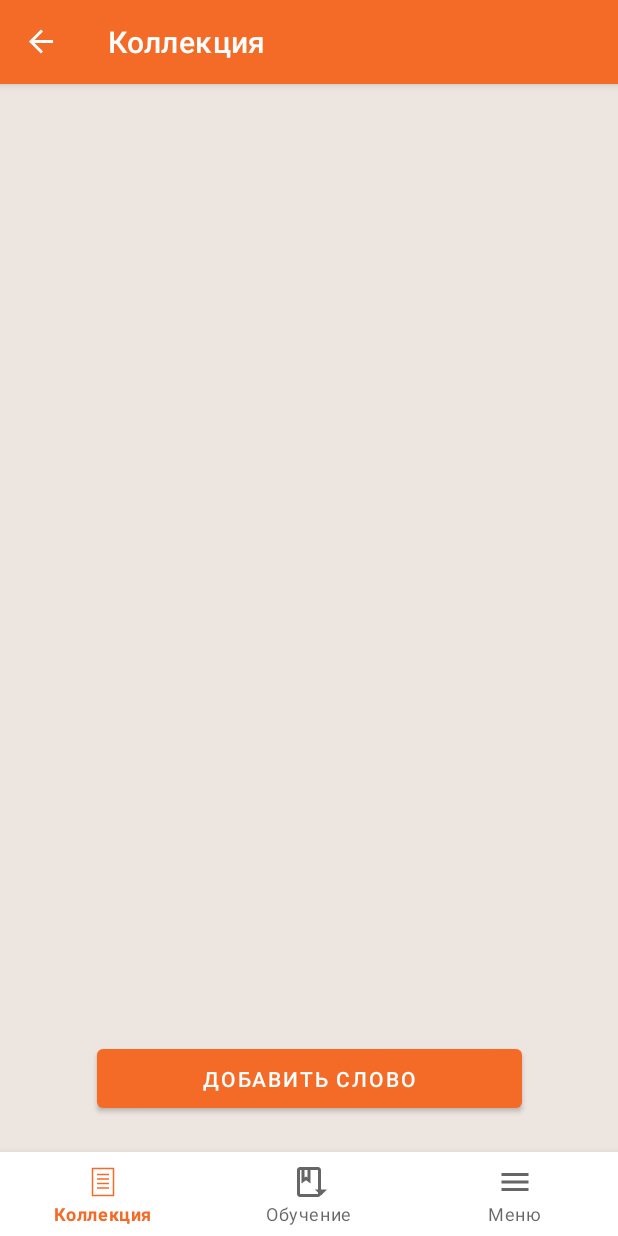
After one commit to BigCapybara638/words-app, an Android app: the CategoryFragment screen opened through its navigation route, on a phone screen of 412 x 824 dp. The commit adds this screen. Run offline under Robolectric (Android 15) with nearby library versions, the phone set to English and light mode, and no system bars; our stand-ins replace navigation-ui.

Commit message:
implemented a back button

```diff
--- a/app/src/main/java/com/example/wordsapp/MainActivity.kt
+++ b/app/src/main/java/com/example/wordsapp/MainActivity.kt
@@ -8,15 +8,17 @@ import androidx.appcompat.app.AppCompatActivity
 import androidx.appcompat.app.AppCompatDelegate
 import androidx.core.content.ContextCompat
 import androidx.core.view.WindowCompat
+import androidx.navigation.NavController
 import androidx.navigation.findNavController
+import androidx.navigation.fragment.NavHostFragment
 import androidx.navigation.ui.AppBarConfiguration
 import androidx.navigation.ui.setupActionBarWithNavController
 import androidx.navigation.ui.setupWithNavController
 import com.example.wordsapp.databinding.ActivityMainBinding
 
 class MainActivity : AppCompatActivity() {
-
     private lateinit var binding: ActivityMainBinding
+    private lateinit var navController: NavController
 
     override fun onCreate(savedInstanceState: Bundle?) {
         super.onCreate(savedInstanceState)
@@ -26,23 +28,31 @@ class MainActivity : AppCompatActivity() {
 
         val navView: BottomNavigationView = binding.navView
 
-        val navController = findNavController(R.id.nav_host_fragment_activity_main)
-        // Passing each menu ID as a set of Ids because each
-        // menu should be considered as top level destinations.
+        // Получаем NavController правильно через NavHostFragment
+        val navHostFragment = supportFragmentManager
+            .findFragmentById(R.id.nav_host_fragment_activity_main) as NavHostFragment
+        navController = navHostFragment.navController
+
         val appBarConfiguration = AppBarConfiguration(
             setOf(
-                R.id.navigation_home, R.id.navigation_dashboard, R.id.navigation_notifications
+                R.id.navigation_home,
+                R.id.navigation_dashboard,
+                R.id.navigation_notifications
             )
         )
 
-        // Установка цвета навигационной панели
-        if (isNightMode())
+        if (isNightMode()) {
             supportActionBar?.setBackgroundDrawable(
                 ColorDrawable(ContextCompat.getColor(this, R.color.bar_black_real))
             )
+        }
 
         setupActionBarWithNavController(navController, appBarConfiguration)
         navView.setupWithNavController(navController)
+    }
+
+    override fun onSupportNavigateUp(): Boolean {
+        return navController.navigateUp() || super.onSupportNavigateUp()
     }
 
     private fun isNightMode(): Boolean {
--- /dev/null
+++ b/app/src/main/java/com/example/wordsapp/ui/home/CategoryFragment.kt
@@ -0,0 +1,134 @@
+package com.example.wordsapp.ui.home
+
+import android.app.AlertDialog
+import android.content.res.Resources
+import android.os.Bundle
+import android.view.LayoutInflater
+import android.view.View
+import android.view.ViewGroup
+import android.widget.EditText
+import android.widget.TextView
+import android.widget.Toast
+import androidx.appcompat.app.AppCompatActivity
+import androidx.fragment.app.Fragment
+import androidx.lifecycle.ViewModelProvider
+import androidx.navigation.fragment.findNavController
+import androidx.navigation.ui.AppBarConfiguration
+import androidx.navigation.ui.setupActionBarWithNavController
+import com.example.wordsapp.R
+import com.example.wordsapp.data.Word
+import com.example.wordsapp.data.WordCategory
+import com.example.wordsapp.databinding.FragmentCategoryBinding
+import com.example.wordsapp.databinding.FragmentNotificationsBinding
+import com.example.wordsapp.db.DbHelper
+import com.example.wordsapp.ui.home.HomeFragment.CategoryAdapter
+
+class CategoryFragment : Fragment() {
+
+    private var _binding: FragmentCategoryBinding? = null
+    private lateinit var dbHelper: DbHelper
+    private lateinit var adapter: WordsAdapter
+
+    // This property is only valid between onCreateView and
+    // onDestroyView.
+    private val binding get() = _binding!!
+
+    override fun onCreateView(
+        inflater: LayoutInflater,
+        container: ViewGroup?,
+        savedInstanceState: Bundle?
+    ): View {
+        _binding = FragmentCategoryBinding.inflate(inflater, container, false)
+        dbHelper = DbHelper(requireContext(), null)
+        val root: View = binding.root
+
+        binding.addWord.setOnClickListener {
+            showTwoFieldDialog()
+        }
+
+        val categoryName = arguments?.getString("categoryName") ?: "Коллекция"
+
+        // Устанавливаем заголовок в AppBar
+        (activity as AppCompatActivity).supportActionBar?.title = categoryName
+
+        return root
+    }
+
+    // Kotlin версия
+    fun showTwoFieldDialog() {
+        val dialogView =
+            LayoutInflater.from(requireContext()).inflate(R.layout.dialog_two_fields, null)
+        val editText1 = dialogView.findViewById<EditText>(R.id.editText1)
+        val editText2 = dialogView.findViewById<EditText>(R.id.editText2)
+
+        val dialog = AlertDialog.Builder(requireContext())
+            .setTitle("Введите данные")
+            .setView(dialogView)
+            .setPositiveButton("OK") { _, _ ->
+                val text1 = editText1.text.toString()
+                val text2 = editText2.text.toString()
+                // Действия при нажатии OK
+
+                if (text1.isNotEmpty() && text2.isNotEmpty()) {
+                    val result = dbHelper.addWord(text1, text2, 3)
+                    Toast.makeText(requireContext(), "Слово добавлено!", Toast.LENGTH_SHORT).show()
+                    // Обновляем список слов, если нужно
+                    // (например, через интерфейс обратного вызова)
+
+                } else {
+                    Toast.makeText(requireContext(), "Заполните оба поля", Toast.LENGTH_SHORT)
+                        .show()
+                }
+            }
+            .setNegativeButton("Отмена", null)
+            .create()
+
+        dialog.show()
+    }
+
+    override fun onDestroyView() {
+        super.onDestroyView()
+        _binding = null
+    }
+
+    private fun loadCategories() {
+        val words = dbHelper.getWordsInCategory(3) // Предполагается, что такой метод есть в DbHelper
+        adapter.updateWords(words)
+    }
+
+    inner class WordsAdapter(
+        private var words: List<Word>,
+        private val onItemClick: (Word) -> Unit
+    ) : androidx.recyclerview.widget.RecyclerView.Adapter<com.example.wordsapp.ui.home.CategoryFragment.WordsAdapter.WordsViewHolder>() {
+
+        inner class WordsViewHolder(itemView: View) : androidx.recyclerview.widget.RecyclerView.ViewHolder(itemView) {
+            fun bind(category: Word) {
+                itemView.findViewById<android.widget.TextView>(R.id.category_name).text = category.translate
+                // Здесь можно установить изображение, если оно есть
+                itemView.setOnClickListener {
+                   // onItemClick(words)
+                }
+            }
+
+        }
+
+        override fun onCreateViewHolder(parent: ViewGroup, viewType: Int): WordsViewHolder {
+            val view = LayoutInflater.from(parent.context)
+                .inflate(R.layout.item_category_card, parent, false)
+            return WordsViewHolder(view)
+        }
+
+        override fun onBindViewHolder(holder: WordsViewHolder, position: Int) {
+            holder.bind(words[position])
+
+        }
+
+
+        override fun getItemCount() = words.size
+
+        fun updateWords(newWords: List<Word>) {
+            words = newWords
+        }
+    }
+
+}
--- /dev/null
+++ b/app/src/main/res/layout/fragment_category.xml
@@ -0,0 +1,49 @@
+<?xml version="1.0" encoding="utf-8"?>
+<androidx.constraintlayout.widget.ConstraintLayout xmlns:android="http://schemas.android.com/apk/res/android"
+    xmlns:app="http://schemas.android.com/apk/res-auto"
+    xmlns:tools="http://schemas.android.com/tools"
+    android:layout_width="match_parent"
+    android:layout_height="match_parent"
+    android:background="?attr/colorSurface"
+    tools:context=".ui.home.HomeFragment">
+
+    <androidx.recyclerview.widget.RecyclerView
+        android:id="@+id/wordsRecyclerView"
+        android:layout_width="match_parent"
+        android:layout_height="match_parent"
+        android:layout_marginTop="50dp"
+        android:layout_marginBottom="70dp"
+        android:padding="8dp"
+        app:layout_constraintBottom_toBottomOf="parent"
+        app:layout_constraintTop_toTopOf="parent"
+        tools:listitem="@layout/item_category_card" />
+
+    <EditText
+        android:id="@+id/inputFieldWords"
+        android:layout_width="match_parent"
+        android:layout_height="wrap_content"
+        android:hint="Введите слово"
+        android:visibility="gone"
+        tools:ignore="MissingConstraints" />
+
+    <EditText
+        android:id="@+id/inputFieldWords2"
+        android:layout_width="match_parent"
+        android:layout_height="wrap_content"
+        android:hint="Введите перевод"
+        android:visibility="gone"
+        tools:ignore="MissingConstraints" />
+
+    <Button
+        android:id="@+id/addWord"
+        android:layout_width="283dp"
+        android:layout_height="51dp"
+        android:text="@string/add_word"
+        app:layout_constraintBottom_toBottomOf="parent"
+        app:layout_constraintEnd_toEndOf="parent"
+        app:layout_constraintStart_toStartOf="parent"
+        app:layout_constraintTop_toTopOf="parent"
+        app:layout_constraintVertical_bias="0.889"/>
+
+
+</androidx.constraintlayout.widget.ConstraintLayout>
--- a/app/src/main/res/layout/item_category_card.xml
+++ b/app/src/main/res/layout/item_category_card.xml
@@ -5,8 +5,8 @@
     android:layout_width="match_parent"
     android:layout_height="wrap_content"
     android:layout_margin="6dp"
-    app:cardCornerRadius="6dp"
-    app:cardElevation="4dp">
+    app:cardCornerRadius="8dp"
+    app:cardElevation="2dp">
 
 
     <LinearLayout
--- a/app/src/main/res/navigation/mobile_navigation.xml
+++ b/app/src/main/res/navigation/mobile_navigation.xml
@@ -9,8 +9,17 @@
         android:id="@+id/navigation_home"
         android:name="com.example.wordsapp.ui.home.HomeFragment"
         android:label="@string/title_home"
-        tools:layout="@layout/fragment_home" />
+        tools:layout="@layout/fragment_home">
 
+        <action
+            android:id="@+id/action_first_to_second"
+            app:destination="@id/navigation_category"
+            app:popUpTo="@id/navigation_home"
+            app:popUpToInclusive="false"
+            app:launchSingleTop="true" />
+    </fragment>
+
+    <!-- Остальные фрагменты без изменений -->
     <fragment
         android:id="@+id/navigation_dashboard"
         android:name="com.example.wordsapp.ui.dashboard.DashboardFragment"
@@ -22,4 +31,10 @@
         android:name="com.example.wordsapp.ui.notifications.NotificationsFragment"
         android:label="@string/title_notifications"
         tools:layout="@layout/fragment_notifications" />
+
+    <fragment
+        android:id="@+id/navigation_category"
+        android:name="com.example.wordsapp.ui.home.CategoryFragment"
+        android:label="@string/title_dashboard"
+        tools:layout="@layout/fragment_category" />
 </navigation>
--- a/app/src/main/res/values/strings.xml
+++ b/app/src/main/res/values/strings.xml
@@ -3,6 +3,9 @@
     <string name="title_home">Коллекция</string>
     <string name="title_dashboard">Обучение</string>
     <string name="title_notifications">Меню</string>
+
     <string name="start_learning">Начать обучение</string>
     <string name="add_category">Добавить коллекцию</string>
+    <string name="add_word">Добавить слово</string>
+
 </resources>
```
Also changed, not shown: app/src/main/java/com/example/wordsapp/db/DbHelper.kt (+34 -12 lines), app/src/main/java/com/example/wordsapp/ui/home/CategoryAdapter.kt (deleted, +0 -34 lines), app/src/main/java/com/example/wordsapp/ui/home/CategoryViewModel.kt (added, +13 -0 lines), app/src/main/java/com/example/wordsapp/ui/home/HomeFragment.kt (+8 -2 lines), app/src/main/res/layout/dialog_two_fields.xml (added, +22 -0 lines).
